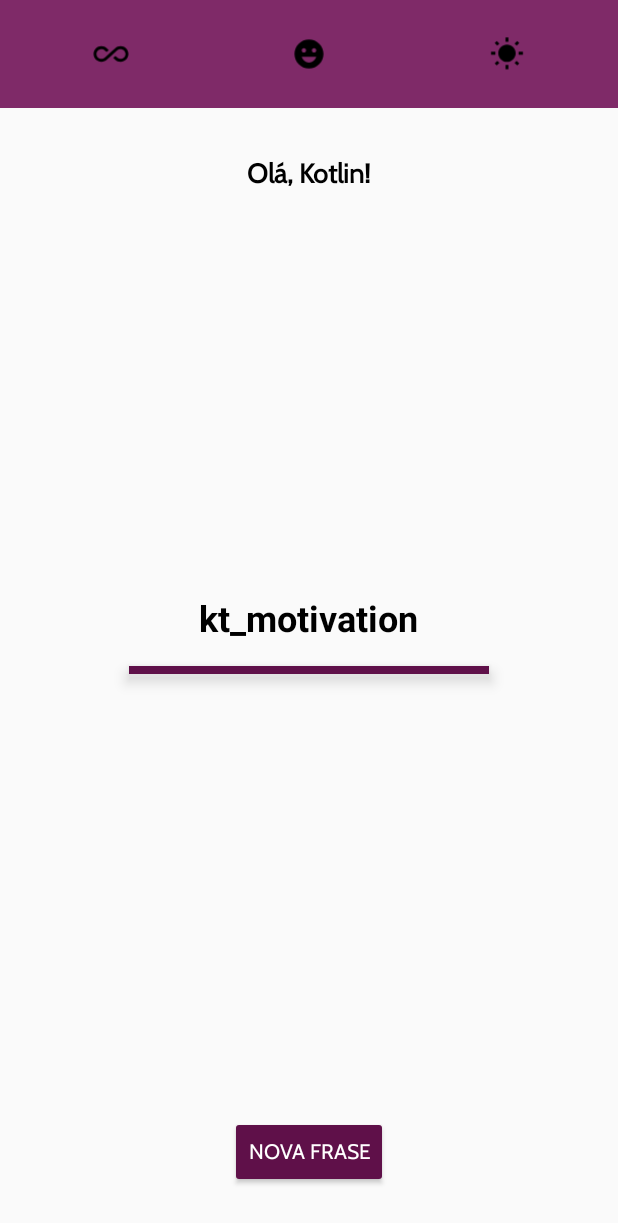
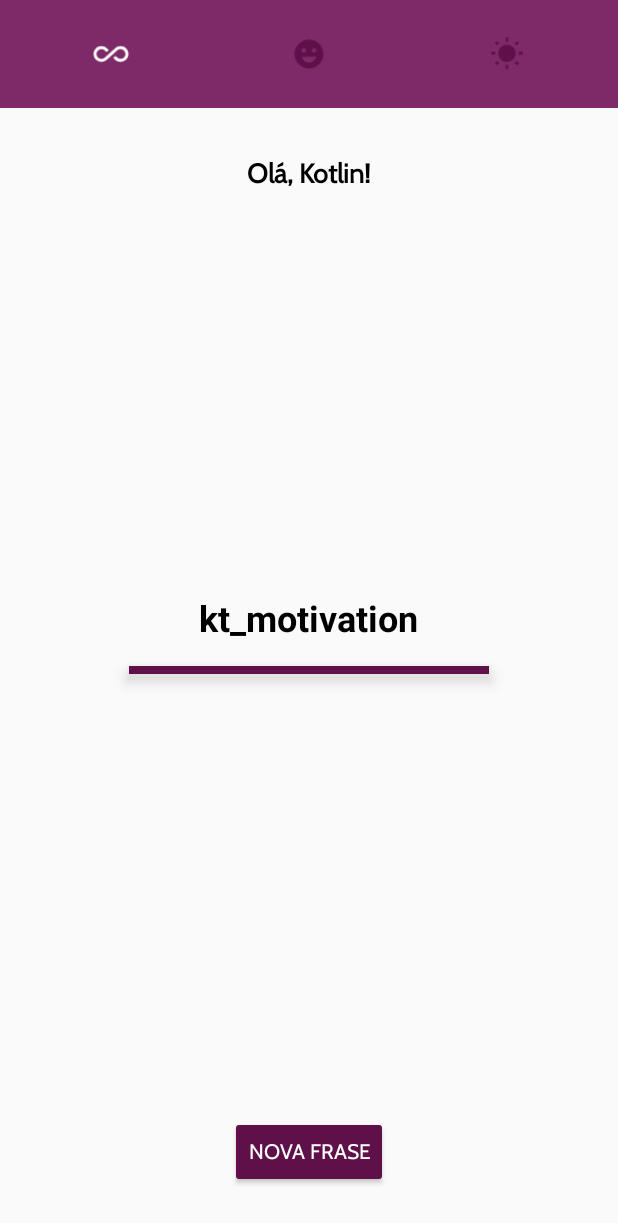
Before and after one commit to petersudario/kt_motivation, an Android app built with Jetpack Compose: the MainActivity screen opened directly, with no data from a screen before it, on a phone screen of 412 x 824 dp. Shown: the top 1223 px of the screen. Run offline under Robolectric (Android 15) with nearby library versions, the light colour scheme and no system bars.

Commit message:
Dynamic filter color

```diff
--- a/app/src/main/java/com/example/kt_motivation/infra/MotivationConstants.kt
+++ b/app/src/main/java/com/example/kt_motivation/infra/MotivationConstants.kt
@@ -11,4 +11,10 @@ class MotivationConstants private constructor() {
         val USER_NAME = "name"
     }
 
+    object PHRASEFILTER {
+        val ALL = 1
+        val HAPPY = 2
+        val SUNNY = 3
+    }
+
 }
--- a/app/src/main/java/com/example/kt_motivation/ui/activities/MainActivity.kt
+++ b/app/src/main/java/com/example/kt_motivation/ui/activities/MainActivity.kt
@@ -3,15 +3,18 @@ package com.example.kt_motivation.ui.activities
 import android.os.Bundle
 import android.view.View
 import androidx.activity.ComponentActivity
+import androidx.core.content.ContextCompat
 import com.example.kt_motivation.R
 import com.example.kt_motivation.infra.SecurityPreferences
 import com.example.kt_motivation.databinding.MainBinding
+import com.example.kt_motivation.infra.MotivationConstants
 
 /**
  * Main screen of the app
  */
 class MainActivity : ComponentActivity(), View.OnClickListener {
-    private lateinit var binding: MainBinding;
+    private lateinit var binding: MainBinding
+    private var categoryId = 1
 
 
     /**
@@ -24,6 +27,47 @@ class MainActivity : ComponentActivity(), View.OnClickListener {
         }
     }
 
+    /**
+     * Handles the filter of the phrases in the main screen
+     */
+    private fun handleFilter(id: Int) {
+        // Changes the color of the icons, to show the user which filter is active. Gets the color from the resources using the ContextCompat
+        binding.icAllInclusive.setColorFilter(ContextCompat.getColor(this, R.color.dark_purple))
+        binding.icHappyFace.setColorFilter(ContextCompat.getColor(this, R.color.dark_purple))
+        binding.icSunny.setColorFilter(ContextCompat.getColor(this, R.color.dark_purple))
+        when (id) {
+            R.id.ic_all_inclusive -> {
+                binding.icAllInclusive.setColorFilter(
+                    ContextCompat.getColor(
+                        this,
+                        R.color.white
+                    )
+                )
+                categoryId = MotivationConstants.PHRASEFILTER.ALL
+            }
+
+            R.id.ic_happy_face -> {
+                binding.icHappyFace.setColorFilter(
+                    ContextCompat.getColor(
+                        this,
+                        R.color.white
+                    )
+                )
+                categoryId = MotivationConstants.PHRASEFILTER.HAPPY
+            }
+
+            R.id.ic_sunny -> {
+                binding.icSunny.setColorFilter(
+                    ContextCompat.getColor(
+                        this,
+                        R.color.white
+                    )
+                )
+                categoryId = MotivationConstants.PHRASEFILTER.SUNNY
+            }
+        }
+    }
+
 
     override fun onCreate(savedInstanceState: Bundle?) {
         super.onCreate(savedInstanceState)
@@ -31,14 +75,22 @@ class MainActivity : ComponentActivity(), View.OnClickListener {
         setContentView(binding.root)
 
         handleUserName()
+        handleFilter(R.id.ic_all_inclusive)
+
         binding.buttonNewPhrase.setOnClickListener(this)
+
+        // Binding for Icons in top bar
+        binding.icAllInclusive.setOnClickListener(this)
+        binding.icHappyFace.setOnClickListener(this)
+        binding.icSunny.setOnClickListener(this)
     }
 
     override fun onClick(view: View) {
         if (view.id == R.id.button_new_phrase) {
             var s = ""
+        } else if (view.id in listOf(R.id.ic_all_inclusive, R.id.ic_happy_face, R.id.ic_sunny)) {
+            handleFilter(view.id)
         }
     }
 
-
 }
--- a/app/src/main/res/layout/main.xml
+++ b/app/src/main/res/layout/main.xml
@@ -22,8 +22,7 @@
             android:layout_height="40dp"
             android:layout_weight="1"
             android:contentDescription="@string/all_inclusive_description"
-            android:src="@drawable/ic_all_inclusive_foreground"
-            app:tint="@color/white" />
+            android:src="@drawable/ic_all_inclusive_foreground" />
 
         <ImageView
             android:id="@+id/ic_happy_face"
```
